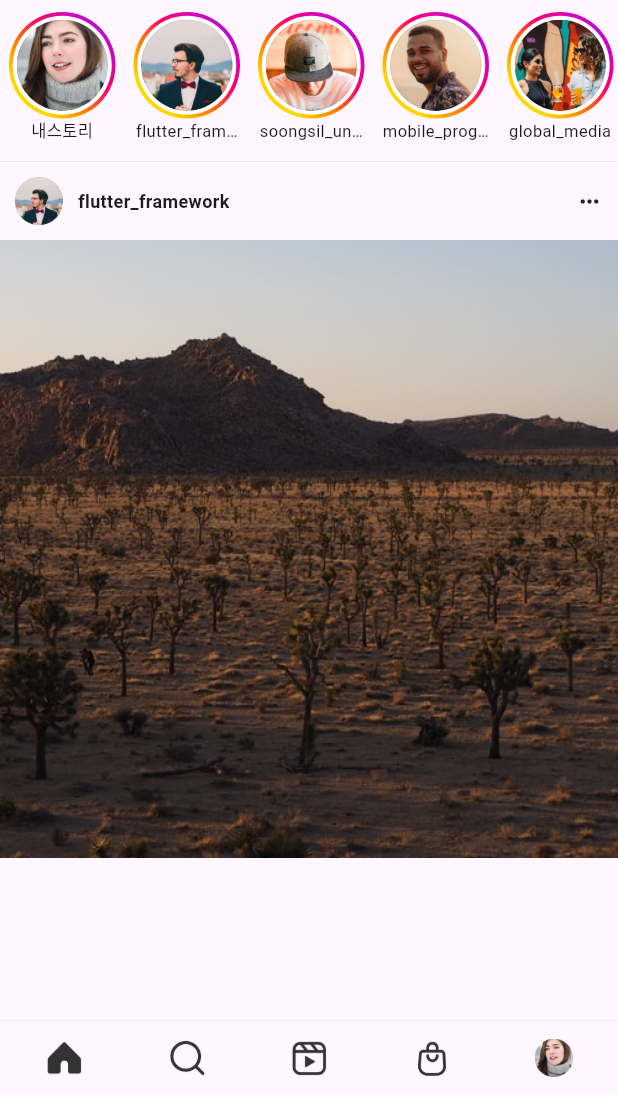
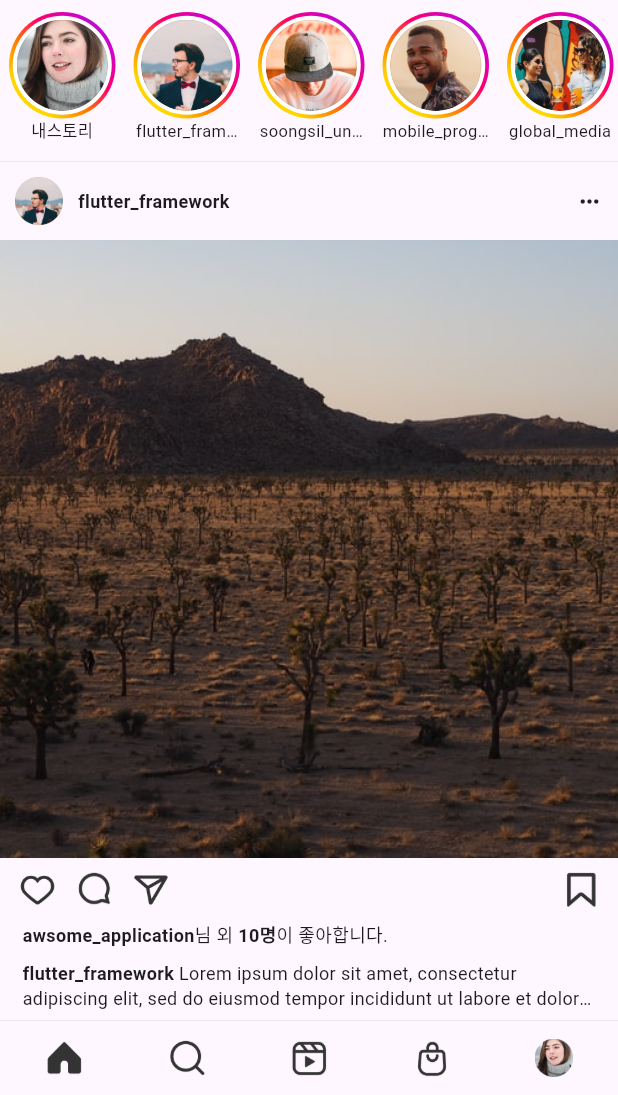
Before and after one commit to ywkim727/24_01-Mobile-Programming, a Flutter app: the screen it shows after launch, on a phone screen of 412 x 824 dp, the part 141-1236 px from its top. Run offline on Flutter 3.47's test engine with Material 3 defaults, Android fonts, the phone set to English and light mode, and no system bars.

Commit message:
Study_Layout03_instargram

```diff
--- a/flutter_application_1/lib/main.dart
+++ b/flutter_application_1/lib/main.dart
@@ -1,4 +1,8 @@
+import 'dart:ui';
+
+import 'package:flutter/cupertino.dart';
 import 'package:flutter/material.dart';
+import 'package:flutter/painting.dart';
 import 'package:flutter/rendering.dart';
 import 'package:flutter/widgets.dart';
 
@@ -55,6 +59,8 @@ class MyApp extends StatelessWidget {
               ),
             ),
             Expanded( //body
+            child: SingleChildScrollView(
+              scrollDirection: Axis.vertical,
               child: Column(
                 children: [
                   //user list
@@ -130,6 +136,114 @@ class MyApp extends StatelessWidget {
                           ),
                         ],
                       ),
+                    ),
+                    Container(
+                      padding: const EdgeInsets.symmetric(
+                        horizontal: 12,
+                        vertical: 8,
+                      ),
+                      height: 42,
+                      child: Row(
+                        children: [
+                          Image.asset('assets/Heart.png'),
+                          const SizedBox(
+                            width: 12,
+                          ),
+                          Image.asset('assets/Comment.png'),
+                          const SizedBox(
+                            width: 12,
+                          ),
+                          Image.asset('assets/Share.png'),
+                          const Spacer(),
+                          Image.asset('assets/Bookmark.png'),
+                        ],
+                      ),
+                    ),
+                    Container(
+                      padding: const EdgeInsets.symmetric(
+                        horizontal: 15,
+                      ),
+                      child: const Column(
+                        crossAxisAlignment: CrossAxisAlignment.start,
+                        children: [
+                          Text.rich(
+                            TextSpan(
+                              style: TextStyle(
+                                fontSize: 12,
+                              ),
+                              children: [
+                                TextSpan(
+                                  text: 'awsome_application',
+                                  style : TextStyle(
+                                    fontWeight: FontWeight.w600,
+                                  )
+                                ),
+                                TextSpan(
+                                  text: '님 외 ',
+                                ),
+                                TextSpan(
+                                  text: '10명',
+                                  style: TextStyle(
+                                    fontWeight: FontWeight.w600,
+                                  )
+                                ),
+                                TextSpan(
+                                  text: '이 좋아합니다.'
+                                )
+                              ]
+                            ),
+                          ),
+                          SizedBox(
+                            height: 8,
+                          ),
+                          Text.rich(
+                            maxLines: 2,
+                            overflow: TextOverflow.ellipsis,
+                            TextSpan(
+                              style: TextStyle(
+                                fontSize: 12,
+                              ),
+                              children: [
+                                TextSpan(
+                                  text: 'flutter_framework',
+                                  style : TextStyle(
+                                    fontWeight: FontWeight.w600,
+                                  ),
+                                ),
+                                TextSpan(
+                                  text: ' ',
+                                ),
+                                TextSpan(
+                                  text: 'Lorem ipsum dolor sit amet, consectetur adipiscing elit, sed do eiusmod tempor incididunt ut labore et dolore magna aliqua. Ut enim ad minim veniam, quis nostrud exercitation ullamco laboris nisi ut aliquip ex ea commodo consequat. Duis aute irure dolor in reprehenderit in voluptate velit esse cillum dolore eu fugiat nulla pariatur. Excepteur sint occaecat cupidatat non proident, sunt in culpa qui officia deserunt mollit anim id est laborum.'
+                                )
+                              ]
+                            )
+                          ),
+                          SizedBox(
+                            height: 5,
+                          ),
+                          Text(
+                            '댓글 102개 모두 보기',
+                            style: TextStyle(
+                              fontSize: 12,
+                              color: Colors.black54,
+                            ),
+                          ),
+                          SizedBox(
+                            height: 5,
+                          ),
+                          Text(
+                            '1일 전',
+                            style: TextStyle(
+                              fontSize: 10,
+                              color: Colors.black54,
+                            ),
+                          ),
+                          SizedBox(
+                            height: 16,
+                          ),
+                        ],
+                      ),
                     )
                     ],
                     //Feed pictures
@@ -137,6 +251,7 @@ class MyApp extends StatelessWidget {
                   )
                 ],
               )
+            ),
             ),
             Container(  //bottom
               padding: const EdgeInsets.symmetric(horizontal: 30, vertical: 12),
```
